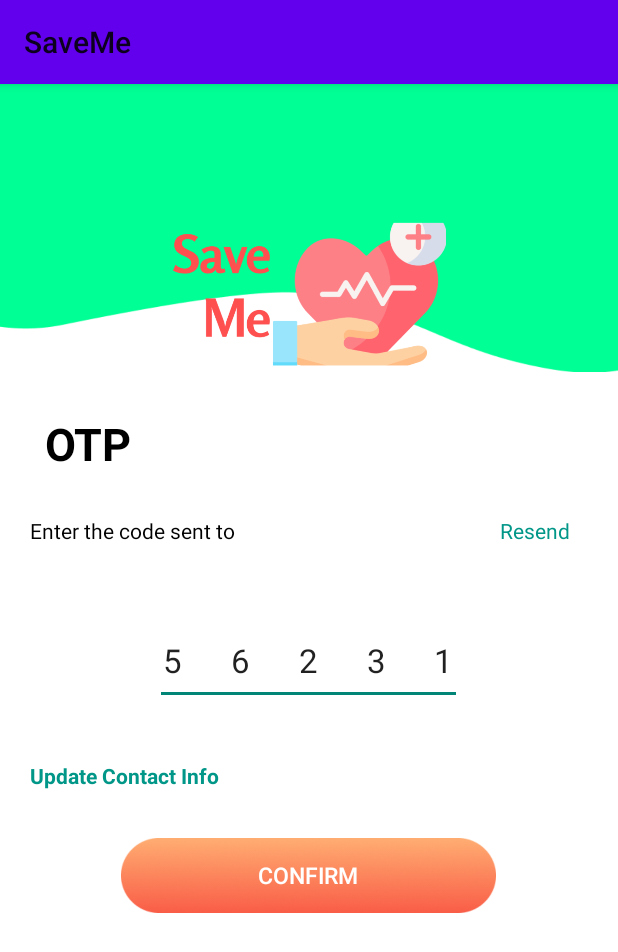
After one commit to marvenlee2486/CZ2006CodeMonkeys, an Android app: the OTPPage screen opened directly, with no data from a screen before it, on a phone screen of 412 x 824 dp. The commit adds this screen. Shown: the top 952 px of the screen. Run offline under Robolectric (Android 15) with nearby library versions, the phone set to English and light mode, and no system bars.

Commit message:
Add contactServicePage, otpPgae

```diff
--- /dev/null
+++ b/AndroidApp/app/src/main/java/com/CodeMonkey/saveme/Boundary/OTPPage.java
@@ -0,0 +1,35 @@
+package com.CodeMonkey.saveme.Boundary;
+
+import androidx.annotation.Nullable;
+import androidx.appcompat.app.AppCompatActivity;
+
+import android.os.Bundle;
+import android.view.View;
+import android.widget.Button;
+
+import com.CodeMonkey.saveme.R;
+
+/***
+ * RegSignPage created by Luo Yihang 12/02/2022
+ * The OTP page for user to input the sent OTP
+ */
+
+public class OTPPage extends AppCompatActivity implements View.OnClickListener{
+
+    @Override
+    public void onCreate(@Nullable Bundle savedInstanceState) {
+        super.onCreate(savedInstanceState);
+        setContentView(R.layout.auth_otp_page);
+        init();
+    }
+
+    private void init(){
+        //Initialize buttons
+
+    }
+
+    @Override
+    public void onClick(View view) {
+
+    }
+}
--- a/AndroidApp/app/src/main/java/com/CodeMonkey/saveme/Boundary/TestActivity.java
+++ b/AndroidApp/app/src/main/java/com/CodeMonkey/saveme/Boundary/TestActivity.java
@@ -13,6 +13,8 @@ public class TestActivity extends BaseActivity implements View.OnClickListener{
 
     private Button regSignButton;
     private Button locaServButton;
+    private Button otpButton;
+    private Button contactServButton;
 
     @Override
     protected void onCreate(@Nullable Bundle savedInstanceState) {
--- /dev/null
+++ b/AndroidApp/app/src/main/res/layout/auth_otp_page.xml
@@ -0,0 +1,120 @@
+<?xml version="1.0" encoding="utf-8"?>
+<LinearLayout xmlns:android="http://schemas.android.com/apk/res/android"
+    android:layout_width="match_parent"
+    android:layout_height="match_parent"
+    android:orientation="vertical"
+    android:background="@color/white">
+
+    <RelativeLayout
+        android:layout_width="match_parent"
+        android:layout_height="0dp"
+        android:layout_weight="2"
+        android:background="@drawable/small_grean_background">
+
+        <ImageView
+            android:layout_width="wrap_content"
+            android:layout_height="100dp"
+            android:layout_alignParentBottom="true"
+            android:layout_centerHorizontal="true"
+            android:src="@drawable/save_me_logo" />
+
+    </RelativeLayout>
+
+    <RelativeLayout
+        android:layout_width="match_parent"
+        android:layout_height="0dp"
+        android:layout_weight="1">
+
+        <TextView
+            android:layout_width="match_parent"
+            android:layout_height="match_parent"
+            android:gravity="left|center_vertical"
+            android:paddingLeft="30dp"
+            android:text="@string/otp"
+            android:textColor="@color/black"
+            android:textSize="30sp"
+            android:textStyle="bold" />
+
+    </RelativeLayout>
+
+    <RelativeLayout
+        android:layout_width="match_parent"
+        android:layout_height="0dp"
+        android:layout_weight="2">
+
+        <TextView
+            android:id="@+id/textView"
+            android:layout_width="wrap_content"
+            android:layout_height="wrap_content"
+            android:layout_alignParentStart="true"
+            android:layout_marginStart="20dp"
+            android:text="@string/enter_the_code_sent_to"
+            android:textColor="#000000" />
+
+        <TextView
+            android:id="@+id/textView3"
+            android:layout_width="wrap_content"
+            android:layout_height="wrap_content"
+            android:layout_alignParentEnd="true"
+            android:layout_marginEnd="32dp"
+            android:text="@string/resend"
+            android:textColor="#009688" />
+
+        <LinearLayout
+            android:layout_width="wrap_content"
+            android:layout_height="wrap_content"
+            android:layout_centerInParent="true">
+
+            <EditText
+                android:id="@+id/idEnterCode"
+                android:layout_width="match_parent"
+                android:layout_height="60dp"
+                android:cursorVisible="false"
+                android:imeOptions="flagNoFullscreen|actionDone"
+                android:inputType="number"
+                android:letterSpacing="1.48"
+                android:maxLength="6"
+                android:text="56231"
+                android:padding="5dp"
+                android:textIsSelectable="false"
+                android:textSize="22sp"
+                android:autofillHints="" />
+
+        </LinearLayout>
+        <TextView
+            android:id="@+id/textView4"
+            android:layout_width="wrap_content"
+            android:layout_height="wrap_content"
+            android:layout_alignParentBottom="true"
+            android:layout_marginStart="20dp"
+            android:layout_marginBottom="9dp"
+            android:text="@string/update_contact_info"
+            android:textColor="#009688"
+            android:textStyle="bold" />
+
+
+    </RelativeLayout>
+
+    <RelativeLayout
+        android:layout_width="match_parent"
+        android:layout_height="0dp"
+        android:layout_weight="1">
+
+        <Button
+            android:id="@+id/allowButton"
+            android:layout_width="250dp"
+            android:layout_height="50dp"
+            android:layout_centerInParent="true"
+            android:background="@drawable/orange_button"
+            android:text="@string/confirm"
+            android:textColor="@color/white"
+            android:textSize="15sp" />
+
+    </RelativeLayout>
+
+    <LinearLayout
+        android:layout_width="match_parent"
+        android:layout_height="0dp"
+        android:layout_weight="2"/>
+
+</LinearLayout>
--- a/AndroidApp/app/src/main/res/values/strings.xml
+++ b/AndroidApp/app/src/main/res/values/strings.xml
@@ -3,6 +3,13 @@
     <string name="register">Register</string>
     <string name="signIn">Sign in</string>
     <string name="enableLocationServices">Enable location services</string>
+    <string name="enableContactServices">Enable contact services</string>
     <string name="locationServiceExplain">To help rescuers and patients track your location, please enable location services</string>
+    <string name="contactServiceExplain">To enable us to contact emergency services/emergency contacts, please enable access to contacts. We will NOT share your contact information with unauthorised personnel.</string>
     <string name="allow">Allow</string>
+    <string name="confirm">Confirm</string>
+    <string name="resend">Resend</string>
+    <string name="otp">OTP</string>
+    <string name="enter_the_code_sent_to">Enter the code sent to</string>
+    <string name="update_contact_info">Update Contact Info</string>
 </resources>
```
Also changed, not shown: AndroidApp/app/src/main/AndroidManifest.xml (+23 -13 lines), AndroidApp/app/src/main/java/com/CodeMonkey/saveme/Boundary/ContactServPage.java (added, +16 -0 lines), AndroidApp/app/src/main/res/layout/contact_serv_page.xml (added, +90 -0 lines), AndroidApp/app/src/main/res/layout/test_page.xml (+13 -0 lines), AndroidApp/app/src/main/res/drawable/contact_service_icon.png (added).
